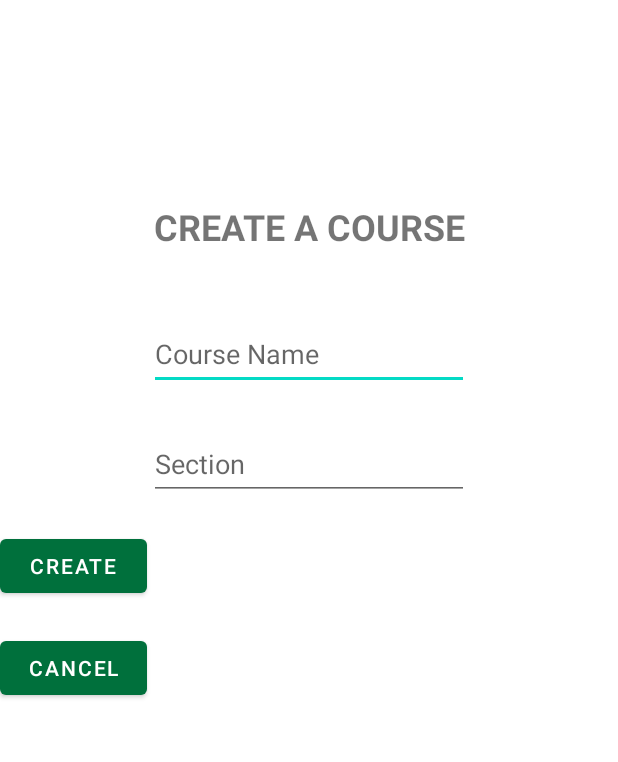
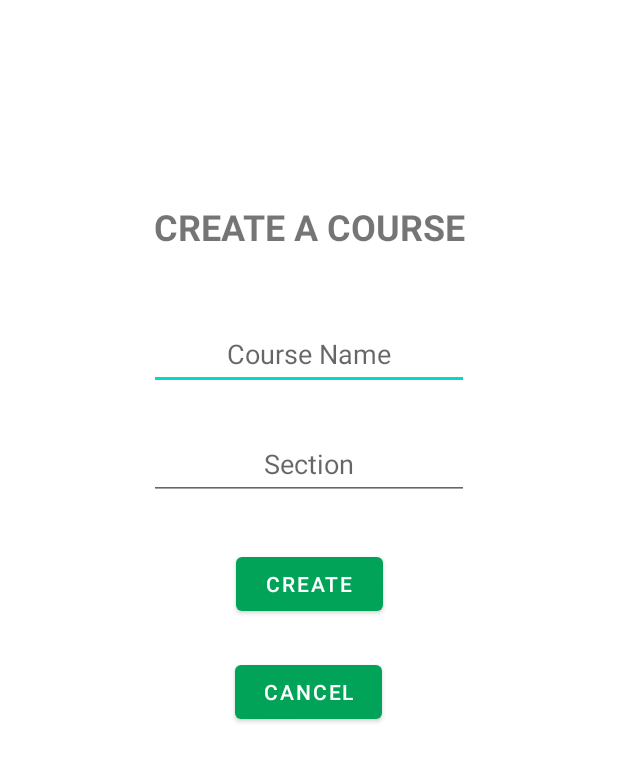
Before and after one commit to enricosebastian/attendance-tracker-app, an Android app: the layout activity_create_course.xml on its own in the app's theme, with its tools: preview values and no code run, on a phone screen of 412 x 824 dp. Shown: the top 762 px of the screen. Run offline under Robolectric (Android 15) with nearby library versions, the phone set to English and light mode, and no system bars.

Commit message:
accidental additional space

```diff
--- a/app-tracker-teacher/app/src/main/java/com/mobdeve/s15/group1/attendancetrackerteacher/MainActivity.java
+++ b/app-tracker-teacher/app/src/main/java/com/mobdeve/s15/group1/attendancetrackerteacher/MainActivity.java
@@ -20,6 +20,7 @@ public class MainActivity extends AppCompatActivity {
         super.onCreate(savedInstanceState);
         setContentView(R.layout.activity_main);
         this.btnLogin = findViewById(R.id.btnLogin);
+
         btnLogin.setOnClickListener(new View.OnClickListener() {
             @Override
             public void onClick(View v) {
--- a/app-tracker-teacher/app/src/main/res/layout/activity_create_course.xml
+++ b/app-tracker-teacher/app/src/main/res/layout/activity_create_course.xml
@@ -15,27 +15,34 @@
         android:minHeight="48dp"
         android:hint="Course Name"
         app:layout_constraintEnd_toEndOf="parent"
+        android:textAlignment="center"
         app:layout_constraintHorizontal_bias="0.501"
         app:layout_constraintStart_toStartOf="parent"
         app:layout_constraintTop_toTopOf="parent" />
 
     <Button
+        android:id="@+id/btn_createCourse"
+        android:layout_width="98dp"
+        android:layout_height="48dp"
+        android:layout_marginStart="157dp"
+        android:layout_marginTop="32dp"
+        android:layout_marginEnd="157dp"
+        android:text="@string/btnCreateCourse"
+        app:layout_constraintEnd_toEndOf="parent"
+        app:layout_constraintStart_toStartOf="parent"
+        app:layout_constraintTop_toBottomOf="@+id/etCourseSection" />
+
+    <Button
         android:id="@+id/btnCancelCreate"
         android:layout_width="98dp"
         android:layout_height="48dp"
-        android:layout_marginTop="20dp"
+        android:layout_marginStart="156dp"
+        android:layout_marginTop="24dp"
+        android:layout_marginEnd="157dp"
         android:text="@string/btnCancelCreate"
-        app:layout_constraintTop_toBottomOf="@+id/btn_createCourse"
-        tools:layout_editor_absoluteX="206dp" />
-
-    <Button
-        android:id="@+id/btn_createCourse"
-        android:layout_width="98dp"
-        android:layout_height="48dp"
-        android:layout_marginTop="20dp"
-        android:text="@string/btnCreateCourse"
-        app:layout_constraintTop_toBottomOf="@+id/etCourseSection"
-        tools:layout_editor_absoluteX="206dp" />
+        app:layout_constraintEnd_toEndOf="parent"
+        app:layout_constraintStart_toStartOf="parent"
+        app:layout_constraintTop_toBottomOf="@+id/btn_createCourse" />
 
     <EditText
         android:id="@+id/etCourseSection"
@@ -46,6 +53,7 @@
         android:inputType="textPersonName"
         android:minHeight="48dp"
         android:hint="Section"
+        android:textAlignment="center"
         app:layout_constraintBottom_toBottomOf="parent"
         app:layout_constraintEnd_toEndOf="parent"
         app:layout_constraintHorizontal_bias="0.501"
--- a/app-tracker-teacher/app/src/main/res/layout/layout_meeting.xml
+++ b/app-tracker-teacher/app/src/main/res/layout/layout_meeting.xml
@@ -10,7 +10,7 @@
     android:layout_marginBottom="20dp">
 
     <TextView
-        android:id="@+id/txtStudentsPresent"
+        android:id="@+id/ivDisplayPicture"
         android:layout_width="wrap_content"
         android:layout_height="wrap_content"
         android:text="69"
@@ -22,11 +22,11 @@
         />
 
     <TextView
-        app:layout_constraintStart_toEndOf="@id/txtStudentsPresent"
+        app:layout_constraintStart_toEndOf="@id/ivDisplayPicture"
         app:layout_constraintTop_toTopOf="parent"
         app:layout_constraintBottom_toBottomOf="parent"
         android:layout_marginStart="50dp"
-        android:id="@+id/txtDate"
+        android:id="@+id/tvStudentName"
         android:layout_width="wrap_content"
         android:layout_height="wrap_content"
         android:text="JULY 69, 1969 | M"
--- /dev/null
+++ b/app-tracker-teacher/app/src/main/res/mipmap-anydpi-v26/ic_add_student.xml
@@ -0,0 +1,5 @@
+<?xml version="1.0" encoding="utf-8"?>
+<adaptive-icon xmlns:android="http://schemas.android.com/apk/res/android">
+    <background android:drawable="@drawable/ic_add_student_background"/>
+    <foreground android:drawable="@drawable/ic_add_student_foreground"/>
+</adaptive-icon>
--- /dev/null
+++ b/app-tracker-teacher/app/src/main/res/mipmap-anydpi-v26/ic_add_student_round.xml
@@ -0,0 +1,5 @@
+<?xml version="1.0" encoding="utf-8"?>
+<adaptive-icon xmlns:android="http://schemas.android.com/apk/res/android">
+    <background android:drawable="@drawable/ic_add_student_background"/>
+    <foreground android:drawable="@drawable/ic_add_student_foreground"/>
+</adaptive-icon>
--- a/app-tracker-teacher/app/src/main/res/values-night/themes.xml
+++ b/app-tracker-teacher/app/src/main/res/values-night/themes.xml
@@ -3,7 +3,7 @@
     <style name="Theme.AttendanceTrackerTeacher" parent="Theme.MaterialComponents.DayNight.DarkActionBar">
         <!-- Primary brand color. -->
         <item name="colorPrimary">@color/purple_200</item>
-        <item name="colorPrimaryVariant">@color/purple_700</item>
+        <item name="colorPrimaryVariant">@color/dark_green</item>
         <item name="colorOnPrimary">@color/black</item>
         <!-- Secondary brand color. -->
         <item name="colorSecondary">@color/teal_200</item>
--- a/app-tracker-teacher/app/src/main/res/values/colors.xml
+++ b/app-tracker-teacher/app/src/main/res/values/colors.xml
@@ -1,8 +1,8 @@
 <?xml version="1.0" encoding="utf-8"?>
 <resources>
     <color name="purple_200">#FFBB86FC</color>
-    <color name="dlsu_green">#00703C</color>
-    <color name="purple_700">#FF3700B3</color>
+    <color name="light_green">#00a357</color>
+    <color name="dark_green">#00703c</color>
     <color name="teal_200">#FF03DAC5</color>
     <color name="teal_700">#FF018786</color>
     <color name="black">#FF000000</color>
--- a/app-tracker-teacher/app/src/main/res/values/themes.xml
+++ b/app-tracker-teacher/app/src/main/res/values/themes.xml
@@ -2,8 +2,8 @@
     <!-- Base application theme. -->
     <style name="Theme.AttendanceTrackerTeacher" parent="Theme.MaterialComponents.DayNight.NoActionBar">
         <!-- Primary brand color. -->
-        <item name="colorPrimary">@color/dlsu_green</item>
-        <item name="colorPrimaryVariant">@color/purple_700</item>
+        <item name="colorPrimary">@color/light_green</item>
+        <item name="colorPrimaryVariant">@color/dark_green</item>
         <item name="colorOnPrimary">@color/white</item>
         <!-- Secondary brand color. -->
         <item name="colorSecondary">@color/teal_200</item>
```
Also changed, not shown: app-tracker-teacher/app/src/main/res/layout/layout_student_requests.xml (added, +52 -0 lines), app-tracker-teacher/app/src/main/res/mipmap-hdpi/ic_add_student.png (added), app-tracker-teacher/app/src/main/res/mipmap-hdpi/ic_add_student_round.png (added), app-tracker-teacher/app/src/main/res/mipmap-mdpi/ic_add_student.png (added), app-tracker-teacher/app/src/main/res/mipmap-mdpi/ic_add_student_round.png (added), app-tracker-teacher/app/src/main/res/mipmap-xhdpi/ic_add_student.png (added), app-tracker-teacher/app/src/main/res/mipmap-xhdpi/ic_add_student_round.png (added), app-tracker-teacher/app/src/main/res/mipmap-xxhdpi/ic_add_student.png (added), app-tracker-teacher/app/src/main/res/mipmap-xxhdpi/ic_add_student_round.png (added), app-tracker-teacher/app/src/main/res/mipmap-xxxhdpi/ic_add_student.png (added), app-tracker-teacher/app/src/main/res/mipmap-xxxhdpi/ic_add_student_round.png (added).
